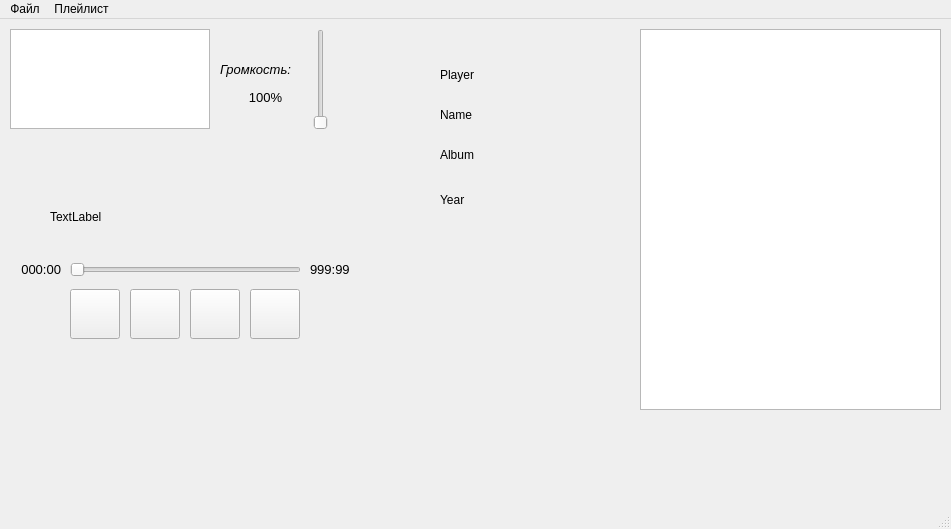
Qt form mainwindow.ui (esiole/gui_1h2020-post) before a commit.
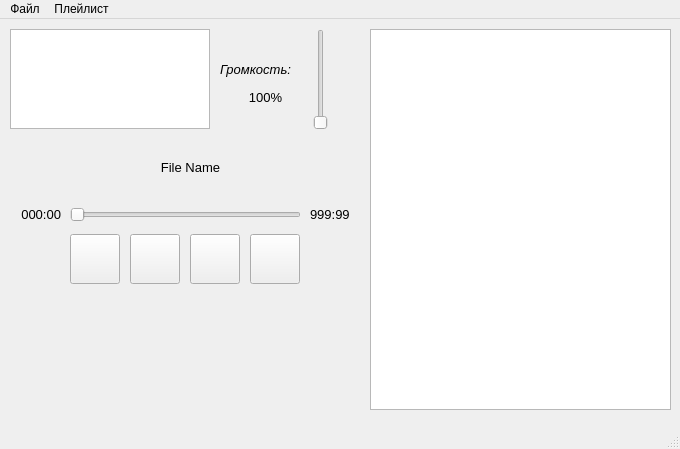
The same form after that commit. Icons and pictures are not drawn.

Commit message: Добавление нового окна с мета информацией

```diff
--- a/mainwindow.ui
+++ b/mainwindow.ui
@@ -6,8 +6,8 @@
    <rect>
     <x>0</x>
     <y>0</y>
-    <width>951</width>
-    <height>529</height>
+    <width>680</width>
+    <height>449</height>
    </rect>
   </property>
   <property name="windowTitle">
@@ -21,7 +21,7 @@
    <widget class="QListView" name="listView">
     <property name="geometry">
      <rect>
-      <x>640</x>
+      <x>370</x>
       <y>10</y>
       <width>301</width>
       <height>381</height>
@@ -32,7 +32,7 @@
     <property name="geometry">
      <rect>
       <x>190</x>
-      <y>270</y>
+      <y>215</y>
       <width>50</width>
       <height>50</height>
      </rect>
@@ -58,7 +58,7 @@
     <property name="geometry">
      <rect>
       <x>250</x>
-      <y>270</y>
+      <y>215</y>
       <width>50</width>
       <height>50</height>
      </rect>
@@ -87,7 +87,7 @@
     <property name="geometry">
      <rect>
       <x>70</x>
-      <y>270</y>
+      <y>215</y>
       <width>50</width>
       <height>50</height>
      </rect>
@@ -113,7 +113,7 @@
     <property name="geometry">
      <rect>
       <x>130</x>
-      <y>270</y>
+      <y>215</y>
       <width>50</width>
       <height>50</height>
      </rect>
@@ -135,63 +135,11 @@
      </size>
     </property>
    </widget>
-   <widget class="QLabel" name="labelPlayer">
-    <property name="geometry">
-     <rect>
-      <x>440</x>
-      <y>40</y>
-      <width>111</width>
-      <height>31</height>
-     </rect>
-    </property>
-    <property name="text">
-     <string>Player</string>
-    </property>
-   </widget>
-   <widget class="QLabel" name="labelTitle">
-    <property name="geometry">
-     <rect>
-      <x>440</x>
-      <y>70</y>
-      <width>141</width>
-      <height>51</height>
-     </rect>
-    </property>
-    <property name="text">
-     <string>Name</string>
-    </property>
-   </widget>
-   <widget class="QLabel" name="labelAlbum">
-    <property name="geometry">
-     <rect>
-      <x>440</x>
-      <y>110</y>
-      <width>151</width>
-      <height>51</height>
-     </rect>
-    </property>
-    <property name="text">
-     <string>Album</string>
-    </property>
-   </widget>
-   <widget class="QLabel" name="labelYear">
-    <property name="geometry">
-     <rect>
-      <x>440</x>
-      <y>160</y>
-      <width>71</width>
-      <height>41</height>
-     </rect>
-    </property>
-    <property name="text">
-     <string>Year</string>
-    </property>
-   </widget>
    <widget class="QLabel" name="labelMaxDuration">
     <property name="geometry">
      <rect>
       <x>310</x>
-      <y>240</y>
+      <y>185</y>
       <width>51</width>
       <height>21</height>
      </rect>
@@ -210,7 +158,7 @@
     <property name="geometry">
      <rect>
       <x>10</x>
-      <y>240</y>
+      <y>185</y>
       <width>51</width>
       <height>21</height>
      </rect>
@@ -237,7 +185,7 @@
     <property name="geometry">
      <rect>
       <x>70</x>
-      <y>235</y>
+      <y>180</y>
       <width>231</width>
       <height>31</height>
      </rect>
@@ -328,13 +276,22 @@
     <property name="geometry">
      <rect>
       <x>50</x>
-      <y>190</y>
+      <y>140</y>
       <width>281</width>
       <height>16</height>
      </rect>
     </property>
+    <property name="font">
+     <font>
+      <family>Arial</family>
+      <pointsize>10</pointsize>
+     </font>
+    </property>
     <property name="text">
-     <string>TextLabel</string>
+     <string>File Name</string>
+    </property>
+    <property name="alignment">
+     <set>Qt::AlignCenter</set>
     </property>
    </widget>
   </widget>
@@ -343,7 +300,7 @@
     <rect>
      <x>0</x>
      <y>0</y>
-     <width>951</width>
+     <width>680</width>
      <height>26</height>
     </rect>
    </property>
```
Left out of the diff: 7 changed lines with no effect on the pictures. The commit also changes 6 other files.
